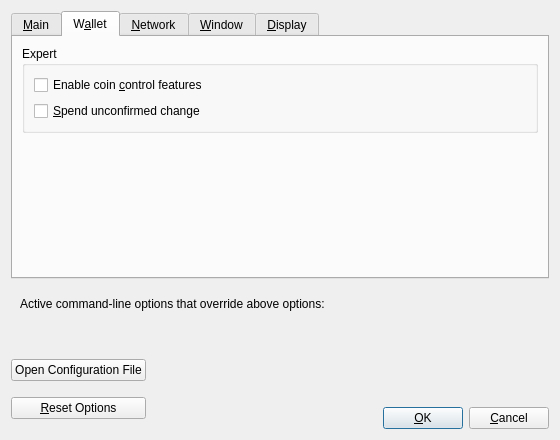
Above: Wallet/Wallet-Source/src/qt/forms/optionsdialog.ui from MSFTserver/RavenCoin-Wallet-With-Miners before the change. Below: the same form after it.
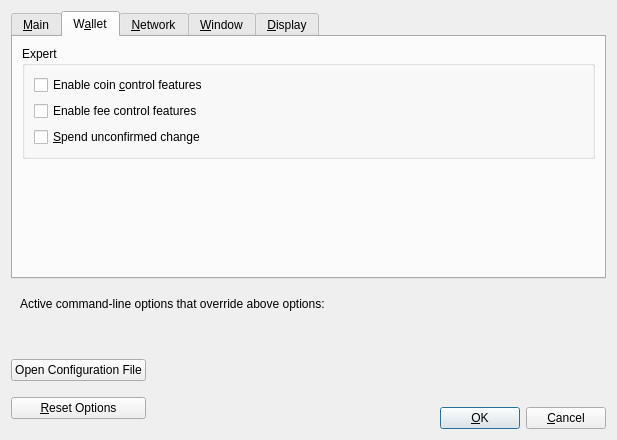
That is the form after the change. The open tabs and pages were chosen to show the change. Custom widgets are drawn as their Qt base class.

Diff of the .ui file:
```diff
--- a/Wallet/Wallet-Source/src/qt/forms/optionsdialog.ui
+++ b/Wallet/Wallet-Source/src/qt/forms/optionsdialog.ui
@@ -6,7 +6,7 @@
    <rect>
     <x>0</x>
     <y>0</y>
-    <width>560</width>
+    <width>617</width>
     <height>440</height>
    </rect>
   </property>
@@ -153,6 +153,13 @@
             </property>
            </widget>
           </item>
+          <item>
+           <widget class="QCheckBox" name="customFeeFeatures">
+            <property name="text">
+             <string>Enable fee control features</string>
+            </property>
+           </widget>
+          </item>
           <item>
            <widget class="QCheckBox" name="spendZeroConfChange">
             <property name="toolTip">
```
Left out of the diff: 2 changed lines with no effect on the pictures.
